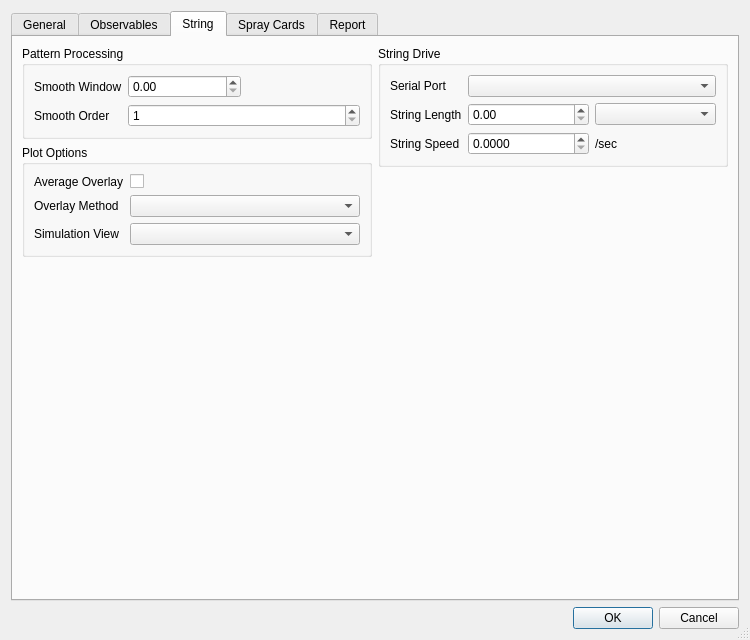
Qt form resources/settings.ui (gill14/AccuPatt) before a commit.
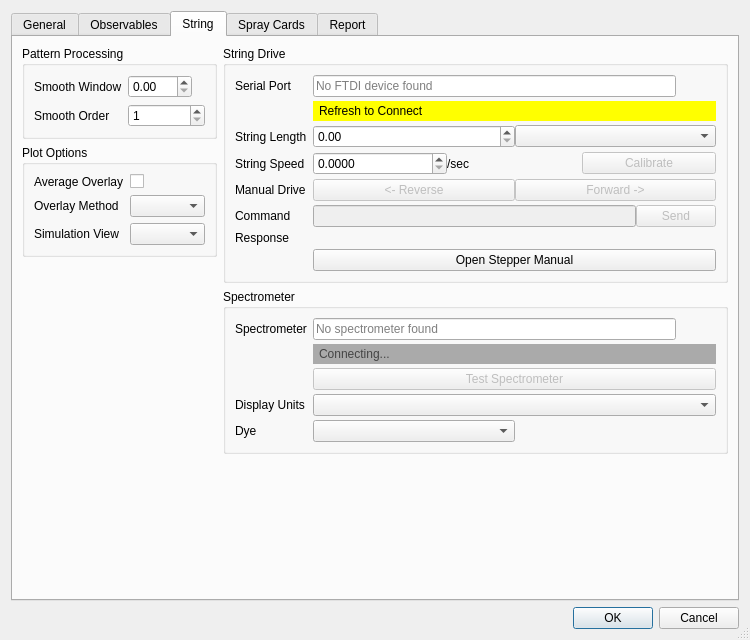
The same form after that commit. The open tabs and pages were chosen to show the change.

Commit message: migrate string drive and spectrometer to centralized settings window

```diff
--- a/resources/settings.ui
+++ b/resources/settings.ui
@@ -501,6 +501,12 @@
               <string>String Drive</string>
              </property>
              <layout class="QFormLayout">
+              <property name="fieldGrowthPolicy">
+               <enum>QFormLayout::AllNonFixedFieldsGrow</enum>
+              </property>
+              <property name="verticalSpacing">
+               <number>4</number>
+              </property>
               <item row="0" column="0">
                <widget class="QLabel" name="lbl_string_drive_port">
                 <property name="text">
@@ -509,16 +515,47 @@
                </widget>
               </item>
               <item row="0" column="1">
-               <widget class="QComboBox" name="cbb_string_drive_port"/>
+               <layout class="QHBoxLayout" stretch="1,0">
+                <item>
+                 <widget class="QLineEdit" name="le_port_display">
+                  <property name="readOnly">
+                   <bool>true</bool>
+                  </property>
+                  <property name="placeholderText">
+                   <string>No FTDI device found</string>
+                  </property>
+                 </widget>
+                </item>
+                <item>
+                 <widget class="QPushButton" name="btn_refresh_port">
+                  <property name="text">
+                   <string/>
+                  </property>
+                  <property name="flat">
+                   <bool>true</bool>
+                  </property>
+                 </widget>
+                </item>
+               </layout>
               </item>
-              <item row="1" column="0">
+              <item row="1" column="1">
+               <widget class="QLabel" name="lbl_port_status">
+                <property name="text">
+                 <string>Refresh to Connect</string>
+                </property>
+                <property name="styleSheet">
+                 <string>background-color: yellow; color: black; padding: 3px;</string>
+                </property>
+               </widget>
+              </item>
+              <item row="2" column="0">
                <widget class="QLabel" name="lbl_string_length">
                 <property name="text">
                  <string>String Length</string>
                 </property>
                </widget>
               </item>
-              <item row="1" column="1">
+              <item row="2" column="1">
                <layout class="QHBoxLayout">
                 <item>
                  <widget class="QDoubleSpinBox" name="dsb_string_length">
@@ -538,14 +575,14 @@
                 </item>
                </layout>
               </item>
-              <item row="2" column="0">
+              <item row="3" column="0">
                <widget class="QLabel" name="lbl_string_speed">
                 <property name="text">
                  <string>String Speed</string>
                 </property>
                </widget>
               </item>
-              <item row="2" column="1">
+              <item row="3" column="1">
                <layout class="QHBoxLayout">
                 <item>
                  <widget class="QDoubleSpinBox" name="dsb_string_speed">
@@ -570,6 +607,212 @@
                   </property>
                  </widget>
                 </item>
+                <item>
+                 <widget class="QPushButton" name="btn_calibrate_speed">
+                  <property name="text">
+                   <string>Calibrate</string>
+                  </property>
+                  <property name="enabled">
+                   <bool>false</bool>
+                  </property>
+                 </widget>
+                </item>
+               </layout>
+              </item>
+              <item row="4" column="0">
+               <widget class="QLabel" name="lbl_manual_drive">
+                <property name="text">
+                 <string>Manual Drive</string>
+                </property>
+               </widget>
+              </item>
+              <item row="4" column="1">
+               <layout class="QHBoxLayout">
+                <item>
+                 <widget class="QPushButton" name="btn_manual_reverse">
+                  <property name="text">
+                   <string>&lt;- Reverse</string>
+                  </property>
+                  <property name="enabled">
+                   <bool>false</bool>
+                  </property>
+                  <property name="checkable">
+                   <bool>true</bool>
+                  </property>
+                 </widget>
+                </item>
+                <item>
+                 <widget class="QPushButton" name="btn_manual_advance">
+                  <property name="text">
+                   <string>Forward -&gt;</string>
+                  </property>
+                  <property name="enabled">
+                   <bool>false</bool>
+                  </property>
+                  <property name="checkable">
+                   <bool>true</bool>
+                  </property>
+                 </widget>
+                </item>
+               </layout>
+              </item>
+              <item row="5" column="0">
+               <widget class="QLabel" name="lbl_direct_command">
+                <property name="text">
+                 <string>Command</string>
+                </property>
+               </widget>
+              </item>
+              <item row="5" column="1">
+               <layout class="QHBoxLayout">
+                <item>
+                 <widget class="QLineEdit" name="le_direct_command">
+                  <property name="enabled">
+                   <bool>false</bool>
+                  </property>
+                 </widget>
+                </item>
+                <item>
+                 <widget class="QPushButton" name="btn_send_command">
+                  <property name="text">
+                   <string>Send</string>
+                  </property>
+                  <property name="enabled">
+                   <bool>false</bool>
+                  </property>
+                 </widget>
+                </item>
+               </layout>
+              </item>
+              <item row="6" column="0">
+               <widget class="QLabel" name="lbl_response">
+                <property name="text">
+                 <string>Response</string>
+                </property>
+               </widget>
+              </item>
+              <item row="6" column="1">
+               <widget class="QLabel" name="lbl_command_return">
+                <property name="text">
+                 <string/>
+                </property>
+               </widget>
+              </item>
+              <item row="7" column="1">
+               <widget class="QPushButton" name="btn_help">
+                <property name="text">
+                 <string>Open Stepper Manual</string>
+                </property>
+               </widget>
+              </item>
+             </layout>
+            </widget>
+           </item>
+           <item>
+            <widget class="QGroupBox" name="gb_spectrometer">
+             <property name="title">
+              <string>Spectrometer</string>
+             </property>
+             <layout class="QFormLayout">
+              <property name="fieldGrowthPolicy">
+               <enum>QFormLayout::AllNonFixedFieldsGrow</enum>
+              </property>
+              <property name="verticalSpacing">
+               <number>4</number>
+              </property>
+              <item row="0" column="0">
+               <widget class="QLabel" name="lbl_spectrometer">
+                <property name="text">
+                 <string>Spectrometer</string>
+                </property>
+               </widget>
+              </item>
+              <item row="0" column="1">
+               <layout class="QHBoxLayout" stretch="1,0">
+                <item>
+                 <widget class="QLineEdit" name="le_spec_display">
+                  <property name="readOnly">
+                   <bool>true</bool>
+                  </property>
+                  <property name="placeholderText">
+                   <string>No spectrometer found</string>
+                  </property>
+                 </widget>
+                </item>
+                <item>
+                 <widget class="QPushButton" name="btn_refresh_spec">
+                  <property name="text">
+                   <string/>
+                  </property>
+                  <property name="flat">
+                   <bool>true</bool>
+                  </property>
+                 </widget>
+                </item>
+               </layout>
+              </item>
+              <item row="1" column="1">
+               <widget class="QLabel" name="lbl_spec_status">
+                <property name="text">
+                 <string>Connecting...</string>
+                </property>
+                <property name="styleSheet">
+                 <string>background-color: #aaaaaa; color: #444444; padding: 3px;</string>
+                </property>
+               </widget>
+              </item>
+              <item row="2" column="1">
+               <widget class="QPushButton" name="btn_test_spectrometer">
+                <property name="text">
+                 <string>Test Spectrometer</string>
+                </property>
+                <property name="enabled">
+                 <bool>false</bool>
+                </property>
+               </widget>
+              </item>
+              <item row="3" column="0">
+               <widget class="QLabel" name="lbl_spec_display_units">
+                <property name="text">
+                 <string>Display Units</string>
+                </property>
+               </widget>
+              </item>
+              <item row="3" column="1">
+               <widget class="QComboBox" name="cbb_spec_display_units"/>
+              </item>
+              <item row="4" column="0">
+               <widget class="QLabel" name="lbl_dye">
+                <property name="text">
+                 <string>Dye</string>
+                </property>
+               </widget>
+              </item>
+              <item row="4" column="1">
+               <layout class="QHBoxLayout">
+                <item>
+                 <widget class="QComboBox" name="cbb_dye">
+                  <property name="sizePolicy">
+                   <sizepolicy hsizetype="Preferred" vsizetype="Fixed">
+                    <horstretch>0</horstretch>
+                    <verstretch>0</verstretch>
+                   </sizepolicy>
+                  </property>
+                  <property name="sizeAdjustPolicy">
+                   <enum>QComboBox::AdjustToContents</enum>
+                  </property>
+                 </widget>
+                </item>
+                <item>
+                 <widget class="QPushButton" name="btn_dye_manager">
+                  <property name="text">
+                   <string/>
+                  </property>
+                  <property name="flat">
+                   <bool>true</bool>
+                  </property>
+                 </widget>
+                </item>
                </layout>
               </item>
              </layout>
```
Left out of the diff: 3 changed lines with no effect on the pictures. The commit also changes 12 other files.
